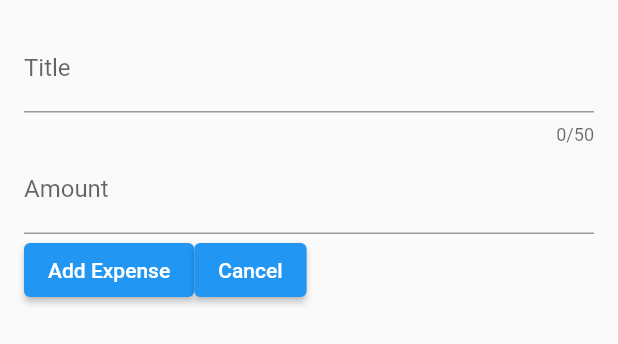
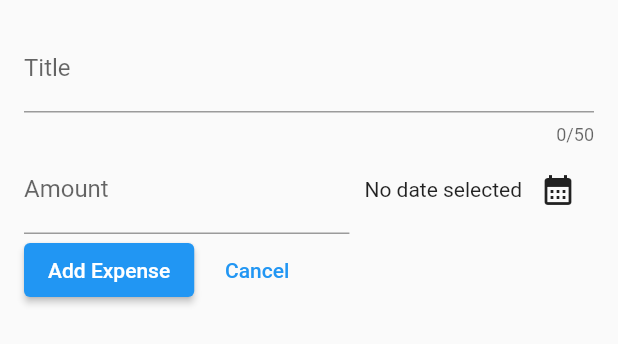
Before and after one commit to Flexsidee/flutter_expense-tracker_app, a Flutter app: the NewExpense widget shown alone on an empty page, opened directly, on a phone screen of 412 x 824 dp. Shown: the top 344 px of the screen. Run offline on Flutter 3.47's test engine with Material 2 defaults, Android fonts, the phone set to English and light mode, and no system bars.

Commit message:
added a date input to the modal

```diff
--- a/lib/widgets/new_expense.dart
+++ b/lib/widgets/new_expense.dart
@@ -1,4 +1,6 @@
 import 'package:flutter/material.dart';
+
+import 'package:expense_tracker/models/expsenses.dart';
 
 class NewExpense extends StatefulWidget {
   const NewExpense({super.key});
@@ -12,6 +14,21 @@ class NewExpense extends StatefulWidget {
 class _NewExpenseState extends State<NewExpense> {
   final _titleController = TextEditingController();
   final _amountController = TextEditingController();
+  DateTime? _selectedDate;
+
+  void _selectDate() async {
+    final now = DateTime.now();
+    final firstDate = DateTime(now.year - 1, now.month, now.day);
+    final lastDate = now;
+    final pickedDate = await showDatePicker(
+        context: context,
+        initialDate: now,
+        firstDate: firstDate,
+        lastDate: lastDate);
+    setState(() {
+      _selectedDate = pickedDate;
+    });
+  }
 
   @override
   void dispose() {
@@ -33,13 +50,34 @@ class _NewExpenseState extends State<NewExpense> {
               label: Text('Title'),
             ),
           ),
-          TextField(
-            controller: _amountController,
-            keyboardType: const TextInputType.numberWithOptions(decimal: true),
-            decoration: const InputDecoration(
-              label: Text('Amount'),
-              prefix: Text('\$'),
-            ),
+          Row(
+            children: [
+              Expanded(
+                child: TextField(
+                  controller: _amountController,
+                  keyboardType:
+                      const TextInputType.numberWithOptions(decimal: true),
+                  decoration: const InputDecoration(
+                    label: Text('Amount'),
+                    prefix: Text('\$'),
+                  ),
+                ),
+              ),
+              const SizedBox(width: 10),
+              Row(
+                mainAxisAlignment: MainAxisAlignment.end,
+                crossAxisAlignment: CrossAxisAlignment.center,
+                children: [
+                  Text(_selectedDate == null
+                      ? 'No date selected'
+                      : formatter.format(_selectedDate!)),
+                  IconButton(
+                    onPressed: _selectDate,
+                    icon: const Icon(Icons.calendar_month),
+                  )
+                ],
+              )
+            ],
           ),
           Row(
             children: [
@@ -50,7 +88,8 @@ class _NewExpenseState extends State<NewExpense> {
                 },
                 child: const Text('Add Expense'),
               ),
-              ElevatedButton(
+              const SizedBox(width: 10),
+              TextButton(
                   onPressed: () {
                     Navigator.pop(context);
                   },
```
